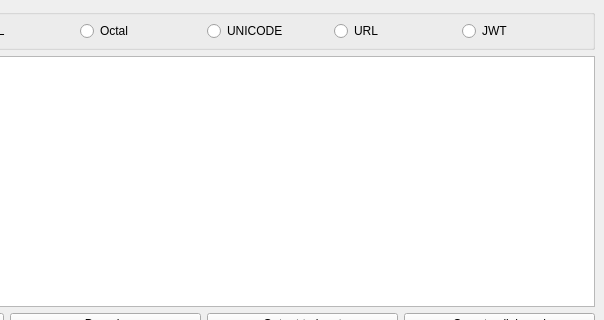
Old version of the form gui/main.ui in the repository dfuribez/simple_encoder; both pictures show x 196 to 800 and y 0 to 320 of the 800 by 600 pixel window.
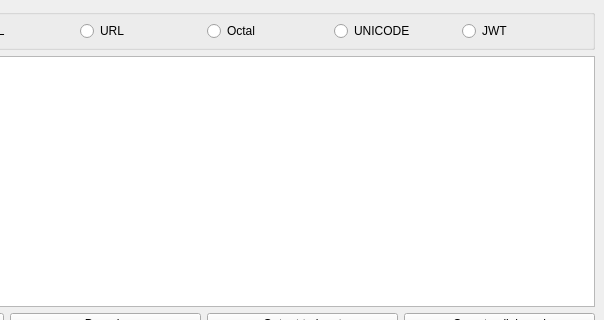
New version of the form.

Commit message: add url encode module

Diff of the .ui file:
```diff
--- a/gui/main.ui
+++ b/gui/main.ui
@@ -44,6 +44,13 @@
          </property>
         </widget>
        </item>
+       <item>
+        <widget class="QRadioButton" name="optUrl">
+         <property name="text">
+          <string>URL</string>
+         </property>
+        </widget>
+       </item>
        <item>
         <widget class="QRadioButton" name="optOctal">
          <property name="text">
@@ -58,13 +65,6 @@
          </property>
         </widget>
        </item>
-       <item>
-        <widget class="QRadioButton" name="optUrl">
-         <property name="text">
-          <string>URL</string>
-         </property>
-        </widget>
-       </item>
        <item>
         <widget class="QRadioButton" name="optJwt">
          <property name="text">
```
Left out of the diff: 2 changed lines with no effect on the pictures. The commit also changes 2 other files.
